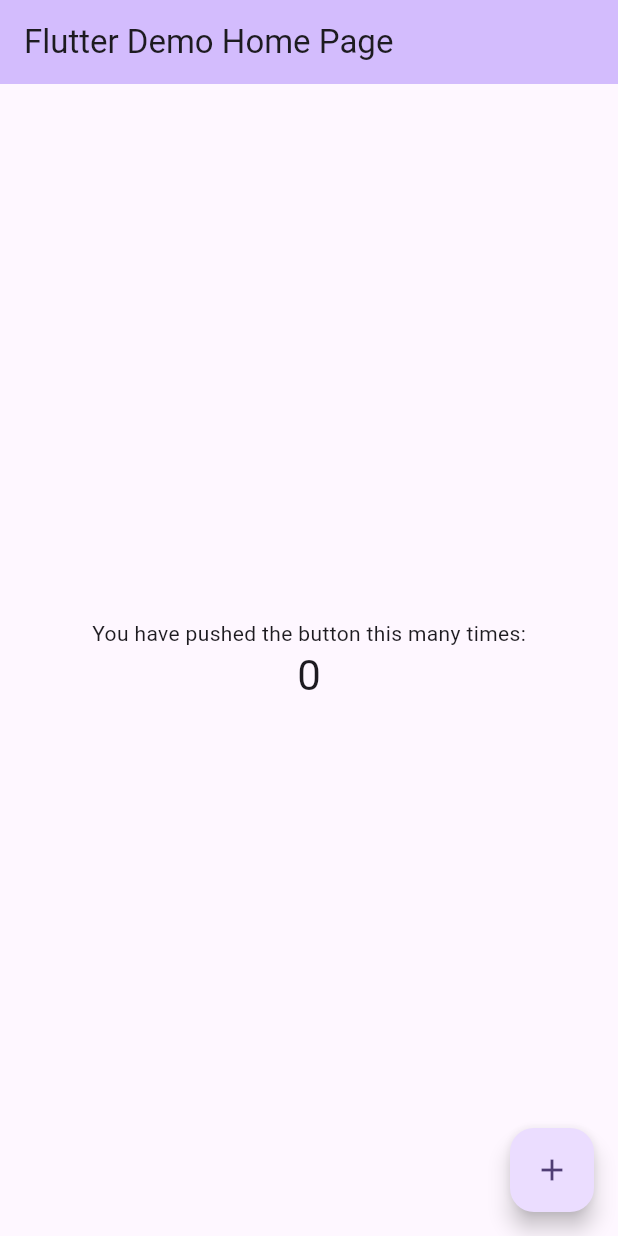
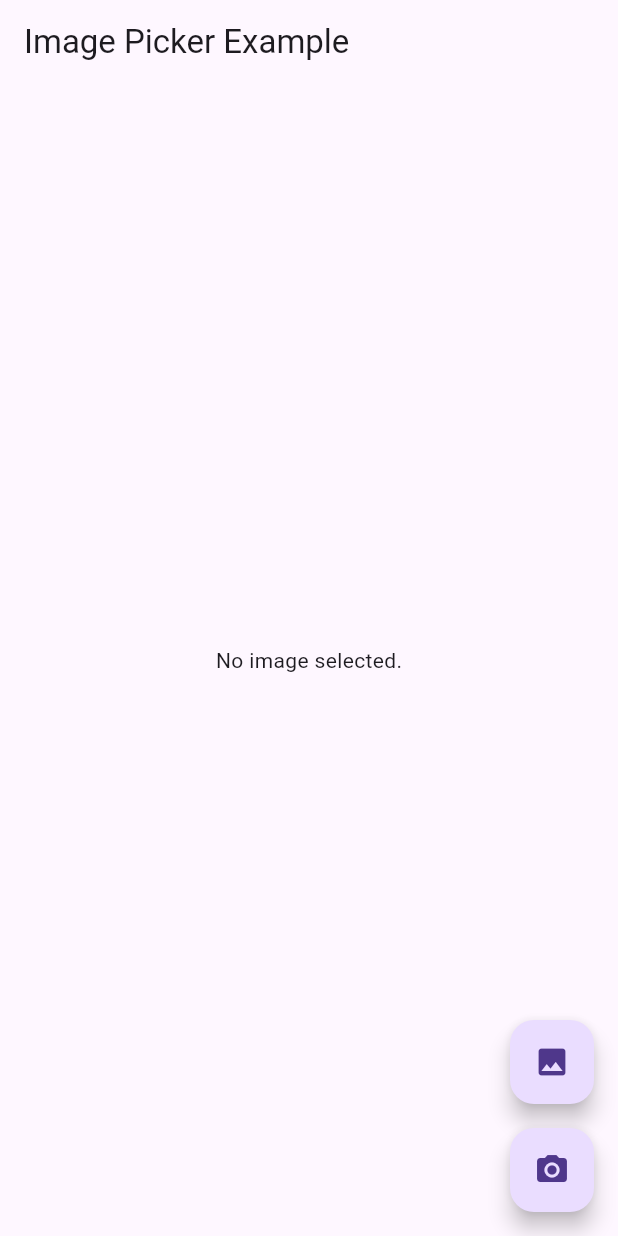
Before and after one commit to Intiserahmed/Lookmaxxing_Planner_Tracker-, a Flutter app: the screen it shows after launch, on a phone screen of 412 x 824 dp. Run offline on Flutter 3.47's test engine with Material 3 defaults, Android fonts, the phone set to English and light mode, and no system bars; our stand-ins replace image_picker.

```diff
--- a/lib/main.dart
+++ b/lib/main.dart
@@ -1,4 +1,6 @@
 import 'package:flutter/material.dart';
+import 'package:image_picker/image_picker.dart';
+import 'dart:io';
 
 void main() {
   runApp(const MyApp());
@@ -7,98 +9,65 @@ void main() {
 class MyApp extends StatelessWidget {
   const MyApp({super.key});
 
-  // This widget is the root of your application.
   @override
   Widget build(BuildContext context) {
-    return MaterialApp(
-      title: 'Flutter Demo',
-      theme: ThemeData(
-        // This is the theme of your application.
-        //
-        // TRY THIS: Try running your application with "flutter run". You'll see
-        // the application has a purple toolbar. Then, without quitting the app,
-        // try changing the seedColor in the colorScheme below to Colors.green
-        // and then invoke "hot reload" (save your changes or press the "hot
-        // reload" button in a Flutter-supported IDE, or press "r" if you used
-        // the command line to start the app).
-        //
-        // Notice that the counter didn't reset back to zero; the application
-        // state is not lost during the reload. To reset the state, use hot
-        // restart instead.
-        //
-        // This works for code too, not just values: Most code changes can be
-        // tested with just a hot reload.
-        colorScheme: ColorScheme.fromSeed(seedColor: Colors.deepPurple),
-      ),
-      home: const MyHomePage(title: 'Flutter Demo Home Page'),
+    return const MaterialApp(
+      title: 'Image Picker Demo',
+      home: MyHomePage(title: 'Image Picker Example'),
     );
   }
 }
 
 class MyHomePage extends StatefulWidget {
-  const MyHomePage({super.key, required this.title});
+  const MyHomePage({super.key, this.title});
 
-  // This widget is the home page of your application. It is stateful, meaning
-  // that it has a State object (defined below) that contains fields that affect
-  // how it looks.
-
-  // This class is the configuration for the state. It holds the values (in this
-  // case the title) provided by the parent (in this case the App widget) and
-  // used by the build method of the State. Fields in a Widget subclass are
-  // always marked "final".
-
-  final String title;
+  final String? title;
 
   @override
   State<MyHomePage> createState() => _MyHomePageState();
 }
 
 class _MyHomePageState extends State<MyHomePage> {
-  int _counter = 0;
+  File? _image;
+  final ImagePicker _picker = ImagePicker();
 
-  void _incrementCounter() {
-    setState(() {
-      // This call to setState tells the Flutter framework that something has
-      // changed in this State, which causes it to rerun the build method below
-      // so that the display can reflect the updated values. If we changed
-      // _counter without calling setState(), then the build method would not be
-      // called again, and so nothing would appear to happen.
-      _counter++;
-    });
+  Future<void> _pickImage(ImageSource source) async {
+    final XFile? pickedFile = await _picker.pickImage(source: source);
+    if (pickedFile != null) {
+      setState(() {
+        _image = File(pickedFile.path);
+      });
+    }
   }
 
   @override
   Widget build(BuildContext context) {
-    // This method is rerun every time setState is called, for instance as done
-    // by the _incrementCounter method above.
-    //
-    // The Flutter framework has been optimized to make rerunning build methods
-    // fast, so that you can just rebuild anything that needs updating rather
-    // than having to individually change instances of widgets.
     return Scaffold(
-      appBar: AppBar(
-        backgroundColor: Theme.of(context).colorScheme.inversePrimary,
-
-        title: Text(widget.title),
+      appBar: AppBar(title: Text(widget.title!)),
+      body: Center(
+        child:
+            _image == null
+                ? const Text('No image selected.')
+                : Image.file(_image!),
       ),
-      body: Center(
-        //kkk
-        child: Column(
-          mainAxisAlignment: MainAxisAlignment.center,
-          children: <Widget>[
-            const Text('You have pushed the button this many times:'),
-            Text(
-              '$_counter',
-              style: Theme.of(context).textTheme.headlineMedium,
+      floatingActionButton: Column(
+        mainAxisAlignment: MainAxisAlignment.end,
+        children: <Widget>[
+          FloatingActionButton(
+            onPressed: () => _pickImage(ImageSource.gallery),
+            tooltip: 'Pick Image from gallery',
+            child: const Icon(Icons.photo),
+          ),
+          Padding(
+            padding: const EdgeInsets.only(top: 16.0),
+            child: FloatingActionButton(
+              onPressed: () => _pickImage(ImageSource.camera),
+              tooltip: 'Take a Photo',
+              child: const Icon(Icons.camera_alt),
             ),
-          ],
-        ),
+          ),
+        ],
       ),
-      floatingActionButton: FloatingActionButton(
-        onPressed: _incrementCounter,
-        tooltip: 'Increment',
-        child: const Icon(Icons.add),
-      ), // This trailing comma makes auto-formatting nicer for build methods.
     );
   }
 }
--- a/pubspec.yaml
+++ b/pubspec.yaml
@@ -34,6 +34,8 @@ dependencies:
   # The following adds the Cupertino Icons font to your application.
   # Use with the CupertinoIcons class for iOS style icons.
   cupertino_icons: ^1.0.8
+  image_picker:
+  image_picker_ios:
 
 dev_dependencies:
   flutter_test:
```
Also changed, not shown: pubspec.lock, 10 other files.
